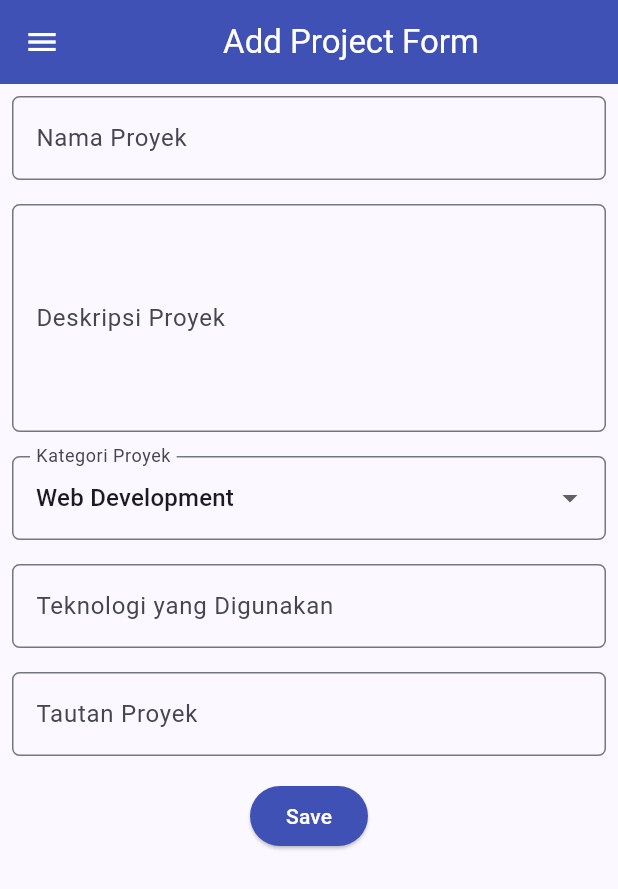
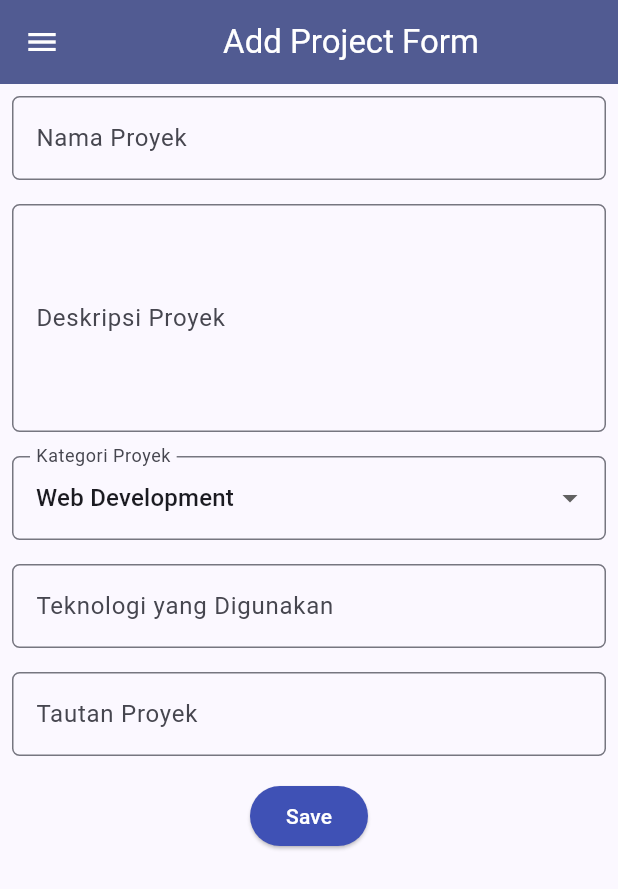
Before and after one commit to Blue-Crewmate/myportofolio_mobile, a Flutter app: the screen it shows after launch, in the side drawer, after a tap on "Add Project", on a phone screen of 412 x 824 dp. Shown: the top 889 px of the screen. Run offline on Flutter 3.47's test engine with Material 3 defaults, Android fonts, the phone set to English and light mode, and no system bars; our stand-ins replace material_ui.

Commit message:
Feat: Update Project_form and README.md
Detail:
- Project_form now uses primary color from Theme as background color
- README.md have more AI disclosure and reflective answers

```diff
--- a/lib/screens/project_form.dart
+++ b/lib/screens/project_form.dart
@@ -34,7 +34,7 @@ class _ProjectFormPageState extends State<ProjectFormPage> {
             'Add Project Form',
           ),
         ),
-        backgroundColor: Colors.indigo,
+        backgroundColor: Theme.of(context).colorScheme.primary,
         foregroundColor: Colors.white,
       ),
       drawer: const LeftDrawer(),
```
Also changed, not shown: 1 other file.
